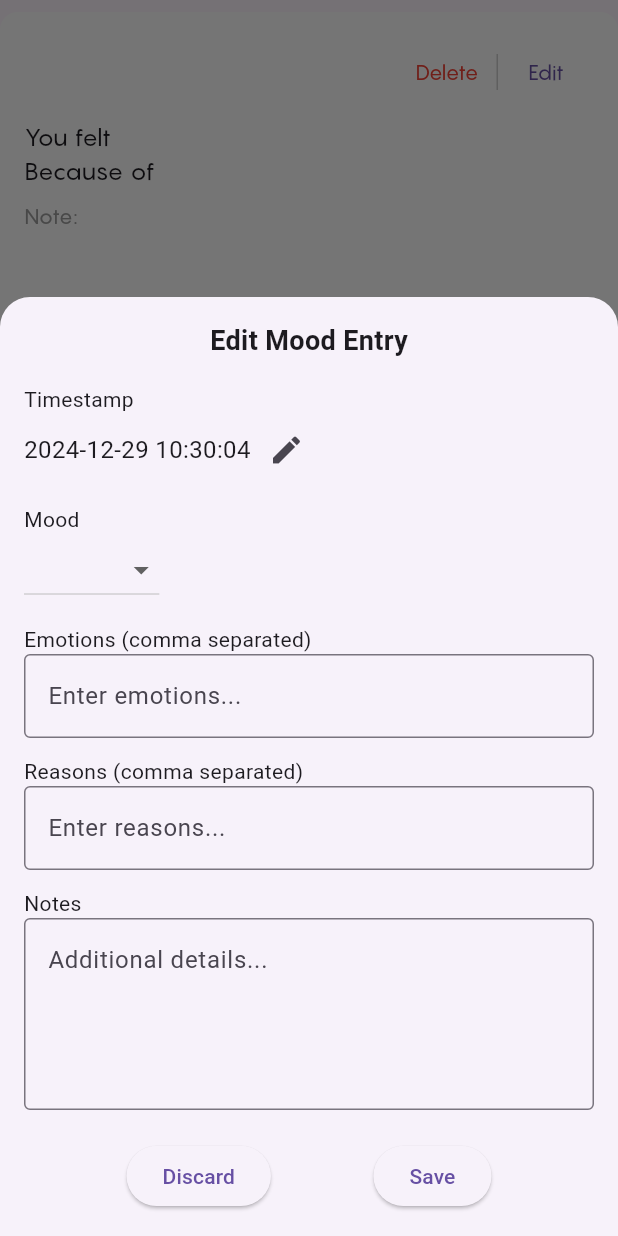
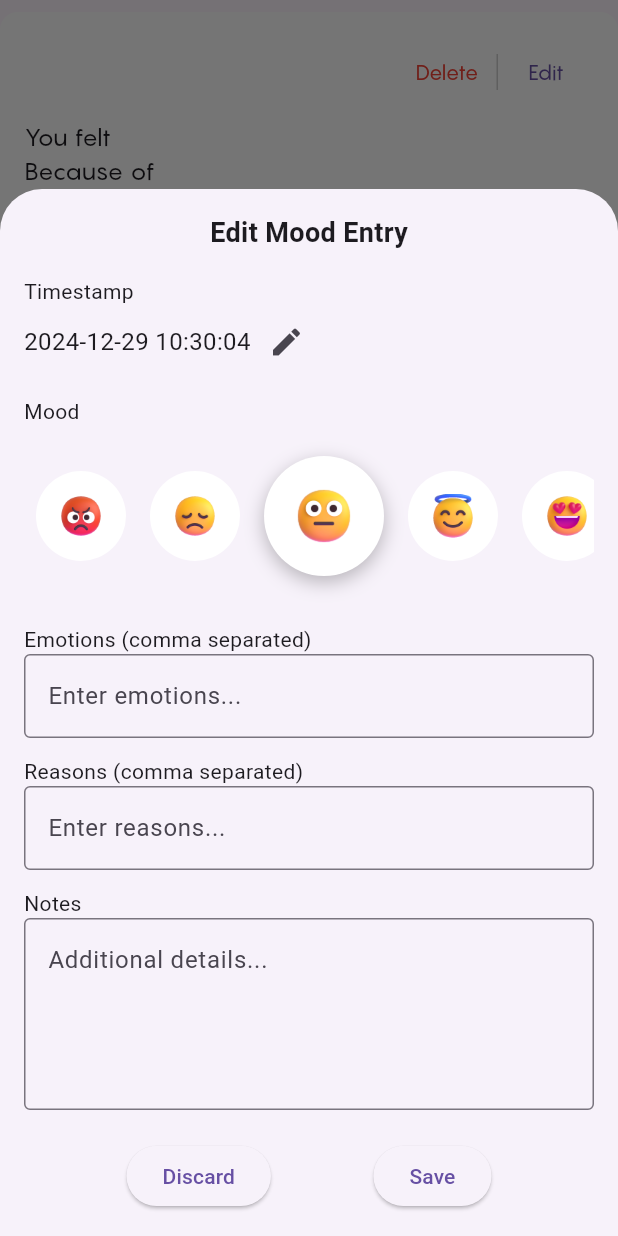
Before and after one commit to khadeejab038/moodbook-app, a Flutter app: the HistoryTile widget shown alone on an empty page, opened directly with empty values, after a tap on "Edit", on a phone screen of 412 x 824 dp. Run offline on Flutter 3.47's test engine with Material 3 defaults, Android fonts, the phone set to English and light mode, and no system bars; our stand-ins replace cloud_firestore, firebase_auth, firebase_core; accounts and stored records are empty.

Commit message:
edit mood entry UI updated. moods are now selected from emojibar instead of a dropdown.

```diff
--- a/lib/UI/editMood_popup.dart
+++ b/lib/UI/editMood_popup.dart
@@ -2,39 +2,45 @@ import 'package:flutter/material.dart';
 import 'package:cloud_firestore/cloud_firestore.dart';
 import '../Models/mood_entry.dart';
 import '../Services/database_services.dart';
-import '../Widgets/date_time_picker.dart';
+import '../Utils/emoji_data.dart';
+import '../Widgets/date_time_picker.dart'; // Import emoji data
 
-void showEditMoodPopup(BuildContext context, DocumentSnapshot moodEntryDoc) {
-  // Retrieve the mood entry data and the ID from the DocumentSnapshot
-  final moodEntry = moodEntryDoc.data() as Map<String, dynamic>;
-  final String moodEntryId = moodEntryDoc.id; // Get the document ID
+class EditMoodPopup extends StatefulWidget {
+  final DocumentSnapshot moodEntryDoc;
 
-  DateTime selectedDateTime = (moodEntry['timestamp'] as Timestamp).toDate(); // Convert Firestore Timestamp to DateTime
+  EditMoodPopup({required this.moodEntryDoc});
 
-  // Controllers for the fields
-  final TextEditingController notesController = TextEditingController(
-    text: moodEntry['notes'] ?? '', // Default to empty string if notes is null
-  );
+  @override
+  _EditMoodPopupState createState() => _EditMoodPopupState();
+}
 
-  final TextEditingController emotionsController = TextEditingController(
-    text: (moodEntry['emotions'] as List<dynamic>).join(', '), // Joining emotions list
-  );
+class _EditMoodPopupState extends State<EditMoodPopup> {
+  late DateTime selectedDateTime;
+  late String selectedMood;
+  late int selectedEmojiIndex;
+  late TextEditingController notesController;
+  late TextEditingController emotionsController;
+  late TextEditingController reasonsController;
 
-  final TextEditingController reasonsController = TextEditingController(
-    text: (moodEntry['reasons'] as List<dynamic>).join(', '), // Joining reasons list
-  );
+  @override
+  void initState() {
+    super.initState();
+    final moodEntry = widget.moodEntryDoc.data() as Map<String, dynamic>;
 
-  String selectedMood = moodEntry['mood']; // Currently selected mood
+    // Initialize the values
+    selectedDateTime = (moodEntry['timestamp'] as Timestamp).toDate();
+    selectedMood = moodEntry['mood'];
+    selectedEmojiIndex = getMoodIndex(selectedMood);
 
+    notesController = TextEditingController(text: moodEntry['notes'] ?? '');
+    emotionsController = TextEditingController(
+        text: (moodEntry['emotions'] as List<dynamic>).join(', '));
+    reasonsController = TextEditingController(
+        text: (moodEntry['reasons'] as List<dynamic>).join(', '));
+  }
 
-  // Show the popup
-  showModalBottomSheet(
-    context: context,
-    isScrollControlled: true,
-    shape: RoundedRectangleBorder(
-      borderRadius: BorderRadius.vertical(top: Radius.circular(20)),
-    ),
-    builder: (BuildContext context) {
+  @override
+  Widget build(BuildContext context) {
     return Padding(
       padding: EdgeInsets.only(
         left: 16.0,
@@ -69,8 +75,11 @@ void showEditMoodPopup(BuildContext context, DocumentSnapshot moodEntryDoc) {
                 IconButton(
                   icon: Icon(Icons.edit),
                   onPressed: () async {
-                      await selectDateAndTime(context, selectedDateTime, (newDateTime) {
-                        selectedDateTime = newDateTime;  // Update selectedDateTime after picking
+                    await selectDateAndTime(context, selectedDateTime,
+                            (newDateTime) {
+                          setState(() {
+                            selectedDateTime = newDateTime;
+                          });
                         });
                   },
                 ),
@@ -78,21 +87,51 @@ void showEditMoodPopup(BuildContext context, DocumentSnapshot moodEntryDoc) {
             ),
             SizedBox(height: 12),
 
-              // Editable Mood
+            // Editable Mood (Replaced Dropdown with Emoji Picker)
             Text("Mood"),
-              DropdownButton<String>(
-                value: selectedMood,
-                onChanged: (String? newMood) {
-                  if (newMood != null) {
-                    selectedMood = newMood;
-                  }
+            Container(
+              height: 120,
+              child: ListView.builder(
+                scrollDirection: Axis.horizontal,
+                itemCount: moods.length, // Using the 'moods' list from emoji_data.dart
+                itemBuilder: (context, index) {
+                  final isSelected = selectedEmojiIndex == index;
+
+                  return GestureDetector(
+                    onTap: () {
+                      setState(() {
+                        selectedMood = moods[index].title; // Update selected mood title
+                        selectedEmojiIndex = index; // Update the selected emoji index
+                      });
                     },
-                items: ['Terrible', 'Bad', 'Neutral', 'Good', 'Excellent'].map((String mood) {
-                  return DropdownMenuItem<String>(
-                    value: mood,
-                    child: Text(mood),
+                    child: AnimatedContainer(
+                      duration: Duration(milliseconds: 300),
+                      margin: EdgeInsets.symmetric(horizontal: 8),
+                      width: isSelected ? 80 : 60,
+                      height: isSelected ? 80 : 60,
+                      alignment: Alignment.center,
+                      decoration: BoxDecoration(
+                        color: Colors.white,
+                        shape: BoxShape.circle,
+                        boxShadow: isSelected
+                            ? [
+                          BoxShadow(
+                            color: Colors.black26,
+                            blurRadius: 10,
+                            offset: Offset(0, 4),
+                          )
+                        ]
+                            : [],
+                      ),
+                      child: Image.asset(
+                        moods[index].imagePath, // Displaying the image based on selected mood
+                        width: isSelected ? 40 : 30, // Adjust image size based on selection
+                        height: isSelected ? 40 : 30,
+                      ),
+                    ),
                   );
-                }).toList(),
+                },
+              ),
             ),
             SizedBox(height: 12),
 
@@ -144,14 +183,21 @@ void showEditMoodPopup(BuildContext context, DocumentSnapshot moodEntryDoc) {
                     final updatedMoodEntry = MoodEntry(
                       timestamp: selectedDateTime,
                       mood: selectedMood,
-                        emotions: emotionsController.text.split(',').map((e) => e.trim()).toList(),
-                        reasons: reasonsController.text.split(',').map((e) => e.trim()).toList(),
+                      emotions: emotionsController.text
+                          .split(',')
+                          .map((e) => e.trim())
+                          .toList(),
+                      reasons: reasonsController.text
+                          .split(',')
+                          .map((e) => e.trim())
+                          .toList(),
                       notes: notesController.text,
                     );
 
                     try {
                       // Call the update method from the database service
-                        await DatabaseServices.updateMoodEntry(moodEntryId, updatedMoodEntry);
+                      await DatabaseServices.updateMoodEntry(
+                          widget.moodEntryDoc.id, updatedMoodEntry);
 
                       // Close the popup
                       Navigator.of(context).pop();
@@ -170,6 +216,23 @@ void showEditMoodPopup(BuildContext context, DocumentSnapshot moodEntryDoc) {
         ),
       ),
     );
-    },
-  );
   }
+}
+
+// Helper function to get the mood index based on the current mood string
+int getMoodIndex(String mood) {
+  switch (mood) {
+    case 'Terrible':
+      return 0;
+    case 'Bad':
+      return 1;
+    case 'Neutral':
+      return 2;
+    case 'Good':
+      return 3;
+    case 'Excellent':
+      return 4;
+    default:
+      return 2; // Default to Neutral if no match
+  }
+}
--- a/lib/UI/history_page.dart
+++ b/lib/UI/history_page.dart
@@ -181,7 +181,12 @@ class _HistoryTileState extends State<HistoryTile> {
       if (document.exists) {
 
         // Show the edit popup
-        showEditMoodPopup(context, document);
+        showModalBottomSheet(
+          context: context,
+          isScrollControlled: true,
+          builder: (context) => EditMoodPopup(moodEntryDoc: document),
+        );
+
       } else {
         ScaffoldMessenger.of(context).showSnackBar(
           SnackBar(content: Text('Mood entry not found')),
```
Lines whose indentation alone changed are shown as unchanged.
